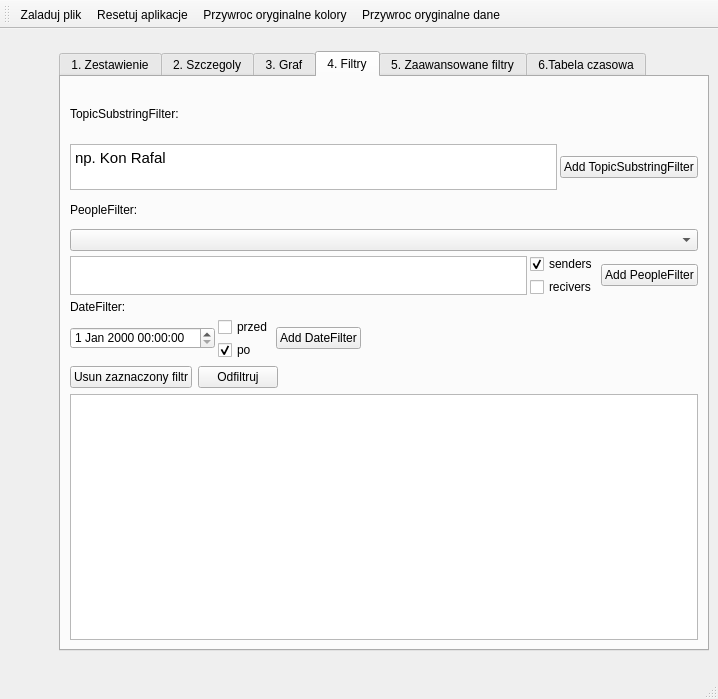
The window that src/views/mainwindow.ui (mdziekon/eiti-aisdi-business-relations-analysis) describes before a commit, drawn with Qt 5.
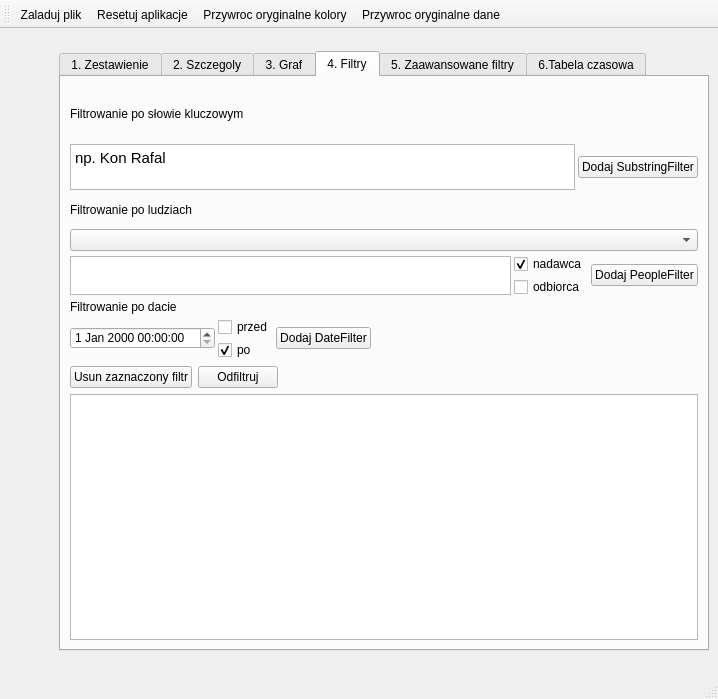
The same window after the commit. The open tabs and pages were chosen to show the change. Icons and pictures are not drawn.

Commit message: dopieszczanie kodu2

What changed in the file:
```diff
--- a/src/views/mainwindow.ui
+++ b/src/views/mainwindow.ui
@@ -377,7 +377,7 @@
             <item>
              <widget class="QLabel" name="label">
               <property name="text">
-               <string>TopicSubstringFilter:</string>
+               <string>Filtrowanie po słowie kluczowym</string>
               </property>
              </widget>
             </item>
@@ -403,7 +403,7 @@
               <item>
                <widget class="QPushButton" name="pushButton_substringfilter">
                 <property name="text">
-                 <string>Add TopicSubstringFilter</string>
+                 <string>Dodaj SubstringFilter</string>
                 </property>
                </widget>
               </item>
@@ -416,7 +416,7 @@
             <item>
              <widget class="QLabel" name="label_2">
               <property name="text">
-               <string>PeopleFilter:</string>
+               <string>Filtrowanie po ludziach</string>
               </property>
              </widget>
             </item>
@@ -450,7 +450,7 @@
                 <item>
                  <widget class="QCheckBox" name="checkBox_issenders">
                   <property name="text">
-                   <string>senders</string>
+                   <string>nadawca</string>
                   </property>
                   <property name="checked">
                    <bool>true</bool>
@@ -460,7 +460,7 @@
                 <item>
                  <widget class="QCheckBox" name="checkBox_isrecivers">
                   <property name="text">
-                   <string>recivers</string>
+                   <string>odbiorca</string>
                   </property>
                  </widget>
                 </item>
@@ -469,7 +469,7 @@
               <item>
                <widget class="QPushButton" name="pushButton_peoplefilter">
                 <property name="text">
-                 <string>Add PeopleFilter</string>
+                 <string>Dodaj PeopleFilter</string>
                 </property>
                </widget>
               </item>
@@ -482,7 +482,7 @@
             <item>
              <widget class="QLabel" name="label_3">
               <property name="text">
-               <string>DateFilter:</string>
+               <string>Filtrowanie po dacie</string>
               </property>
              </widget>
             </item>
@@ -518,7 +518,7 @@
               <item>
                <widget class="QPushButton" name="pushButton_datefilter">
                 <property name="text">
-                 <string>Add DateFilter</string>
+                 <string>Dodaj DateFilter</string>
                 </property>
                </widget>
               </item>
```
Left out of the diff: 2 changed lines with no effect on the pictures. The commit also changes 1 other file.
